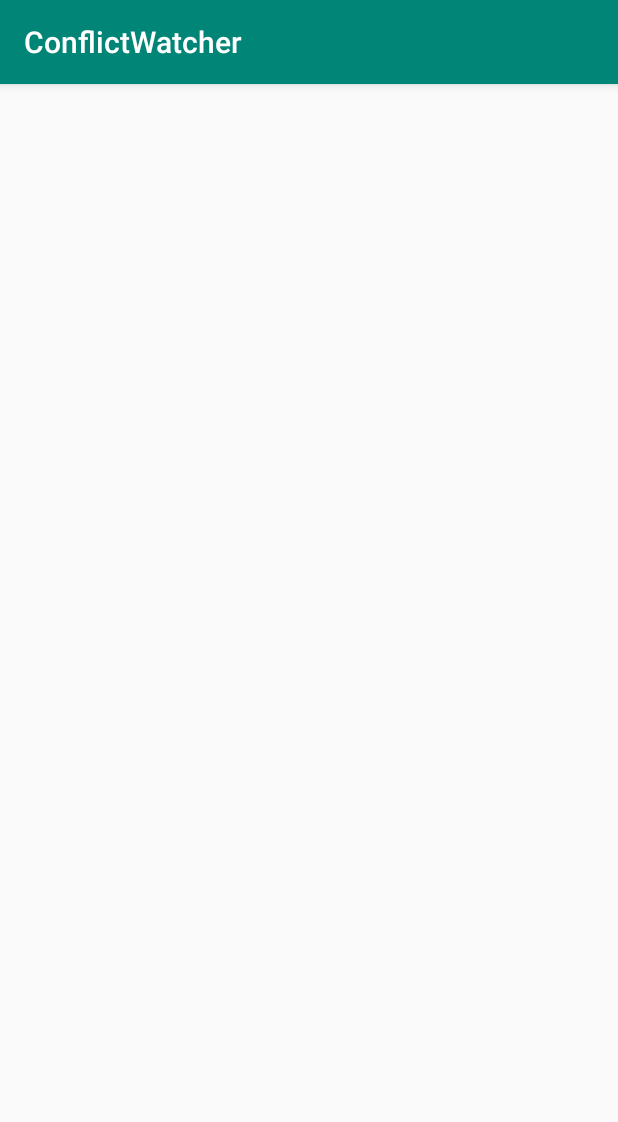
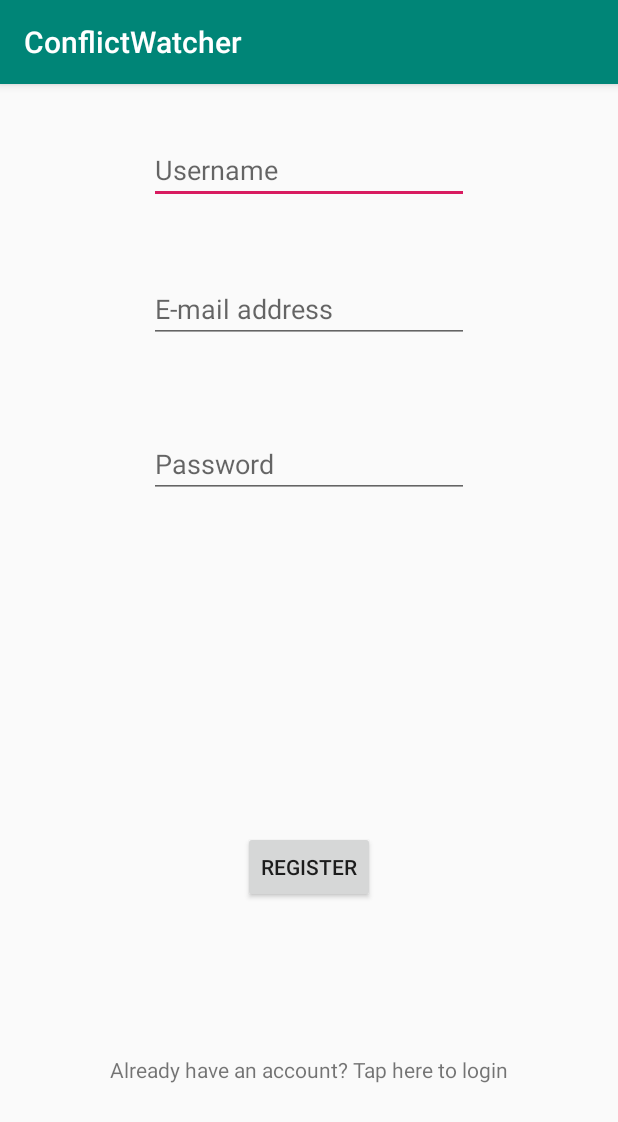
Before and after one commit to Rolyyy/Conflict_Watcher, an Android app: the RegisterActivity screen opened directly, with no data from a screen before it, on a phone screen of 412 x 824 dp. Shown: the top 1122 px of the screen. Run offline under Robolectric (Android 15) with nearby library versions, the phone set to English and light mode, and no system bars; our stand-ins replace Firebase (no records; nobody signed in at launch, a user with empty details on screens opened directly).

Commit message:
Implemented user registration functionality via Firebase.

```diff
--- a/app/src/main/java/com/conflictwatcher/LoginActivity.java
+++ b/app/src/main/java/com/conflictwatcher/LoginActivity.java
@@ -17,6 +17,8 @@ public class LoginActivity extends AppCompatActivity {
     private Button LoginBtn;
     private TextView LoginText;
 
+
+
     @Override
     protected void onCreate(Bundle savedInstanceState) {
         super.onCreate(savedInstanceState);
@@ -27,11 +29,19 @@ public class LoginActivity extends AppCompatActivity {
         LoginBtn = findViewById(R.id.loginButton);
         LoginText = findViewById(R.id.loginText);
 
+
         //Called when Login button pressed. Sends user input for validation
         LoginBtn.setOnClickListener(new View.OnClickListener() {
             @Override
             public void onClick(View view) {
                 login(Email.getText().toString(), Password.getText().toString());
+            }
+        });
+
+        LoginText.setOnClickListener(new View.OnClickListener() {
+            @Override
+            public void onClick(View view) {
+                startActivity(new Intent(LoginActivity.this, RegisterActivity.class));
             }
         });
 
--- a/app/src/main/java/com/conflictwatcher/RegisterActivity.java
+++ b/app/src/main/java/com/conflictwatcher/RegisterActivity.java
@@ -1,14 +1,111 @@
 package com.conflictwatcher;
 
+import androidx.annotation.NonNull;
 import androidx.appcompat.app.AppCompatActivity;
 
+import android.content.Intent;
+import android.graphics.Color;
 import android.os.Bundle;
+import android.view.View;
+import android.widget.Button;
+import android.widget.EditText;
+import android.widget.TextView;
+import android.widget.Toast;
+
+import com.google.android.gms.tasks.OnCompleteListener;
+import com.google.android.gms.tasks.Task;
+import com.google.firebase.auth.AuthResult;
+import com.google.firebase.auth.FirebaseAuth;
+import com.google.firebase.auth.FirebaseUser;
 
 public class RegisterActivity extends AppCompatActivity {
+
+    private FirebaseAuth auth;
+
+    private EditText userName, userEmail, userPw;
+    private Button regButton;
+    private TextView goToLogin;
 
     @Override
     protected void onCreate(Bundle savedInstanceState) {
         super.onCreate(savedInstanceState);
         setContentView(R.layout.activity_register);
+        createViews();
+
+        auth = FirebaseAuth.getInstance();
+
+        regButton.setOnClickListener(new View.OnClickListener() {
+            @Override
+            public void onClick(View view) {
+
+                if(validation() ==true){
+
+                    String email = userEmail.getText().toString().trim();
+                    String password = userPw.getText().toString().trim();
+
+                    auth.createUserWithEmailAndPassword(email, password).addOnCompleteListener(new OnCompleteListener<AuthResult>() {
+                        @Override
+                        public void onComplete(@NonNull Task<AuthResult> task) {
+
+                            if(task.isSuccessful()){
+                                Toast.makeText(RegisterActivity.this, "Registration Successful!", Toast.LENGTH_LONG).show();
+                                startActivity(new Intent(RegisterActivity.this, LoginActivity.class));
+
+                            }
+                            else{
+                                Toast.makeText(RegisterActivity.this, "FAILED To Register!", Toast.LENGTH_LONG).show();
+
+                            }
+                        }
+                    });
+                }
+            }
+        });
+
+        goToLogin.setOnClickListener(new View.OnClickListener() {
+            @Override
+            public void onClick(View view) {
+                startActivity(new Intent(RegisterActivity.this, LoginActivity.class));
+            }
+        });
+
+
+
     }
+
+    private Boolean validation(){
+        //Need to add more validation here...
+        // 1) user gives 2 passwords which must match
+        // 2) user inputs must have a minimum and maximum length
+        // 3) user password should be checked for strength(i.e using special chars & Uppercase)
+
+        Boolean result = false;
+
+        String name = userName.getText().toString();
+        String email = userEmail.getText().toString();
+        String password = userPw.getText().toString();
+
+        if(name.isEmpty() || email.isEmpty() || password.isEmpty() ){
+            Toast toast = Toast.makeText(this, "Make sure all fields are filled in!", Toast.LENGTH_SHORT);
+            TextView v = toast.getView().findViewById(android.R.id.message);
+            v.setTextColor(Color.RED);
+            toast.show();
+        }
+        else{
+            result = true;
+        }
+
+        return result;
+    }
+
+
+    private void createViews(){
+        userName = findViewById(R.id.registerUsername);
+        userPw = findViewById(R.id.registerPassword);
+        userEmail = findViewById(R.id.registerEmail);
+        regButton = findViewById(R.id.registerButton);
+        goToLogin = findViewById(R.id.registerGoToLogin);
+
+    }
+
 }
--- a/app/src/main/res/layout/activity_register.xml
+++ b/app/src/main/res/layout/activity_register.xml
@@ -6,4 +6,63 @@
     android:layout_height="match_parent"
     tools:context=".RegisterActivity">
 
+    <EditText
+        android:id="@+id/registerUsername"
+        android:layout_width="wrap_content"
+        android:layout_height="wrap_content"
+        android:ems="10"
+        android:hint="Username"
+        android:inputType="textPersonName"
+        app:layout_constraintBottom_toBottomOf="parent"
+        app:layout_constraintEnd_toEndOf="parent"
+        app:layout_constraintStart_toStartOf="parent"
+        app:layout_constraintTop_toTopOf="parent"
+        app:layout_constraintVertical_bias="0.048" />
+
+    <EditText
+        android:id="@+id/registerEmail"
+        android:layout_width="wrap_content"
+        android:layout_height="wrap_content"
+        android:ems="10"
+        android:hint="E-mail address"
+        android:inputType="textPersonName"
+        app:layout_constraintBottom_toBottomOf="parent"
+        app:layout_constraintEnd_toEndOf="parent"
+        app:layout_constraintStart_toStartOf="parent"
+        app:layout_constraintTop_toBottomOf="@+id/registerUsername"
+        app:layout_constraintVertical_bias="0.074" />
+
+    <EditText
+        android:id="@+id/registerPassword"
+        android:layout_width="wrap_content"
+        android:layout_height="wrap_content"
+        android:ems="10"
+        android:hint="Password"
+        android:inputType="textPassword"
+        app:layout_constraintBottom_toBottomOf="parent"
+        app:layout_constraintEnd_toEndOf="parent"
+        app:layout_constraintStart_toStartOf="parent"
+        app:layout_constraintTop_toBottomOf="@+id/registerEmail"
+        app:layout_constraintVertical_bias="0.106" />
+
+    <Button
+        android:id="@+id/registerButton"
+        android:layout_width="wrap_content"
+        android:layout_height="wrap_content"
+        android:text="Register"
+        app:layout_constraintBottom_toBottomOf="parent"
+        app:layout_constraintEnd_toEndOf="parent"
+        app:layout_constraintStart_toStartOf="parent"
+        app:layout_constraintTop_toBottomOf="@+id/registerPassword" />
+
+    <TextView
+        android:id="@+id/registerGoToLogin"
+        android:layout_width="wrap_content"
+        android:layout_height="wrap_content"
+        android:text="Already have an account? Tap here to login"
+        app:layout_constraintBottom_toBottomOf="parent"
+        app:layout_constraintEnd_toEndOf="parent"
+        app:layout_constraintStart_toStartOf="parent"
+        app:layout_constraintTop_toBottomOf="@+id/registerButton" />
+
 </androidx.constraintlayout.widget.ConstraintLayout>
```
